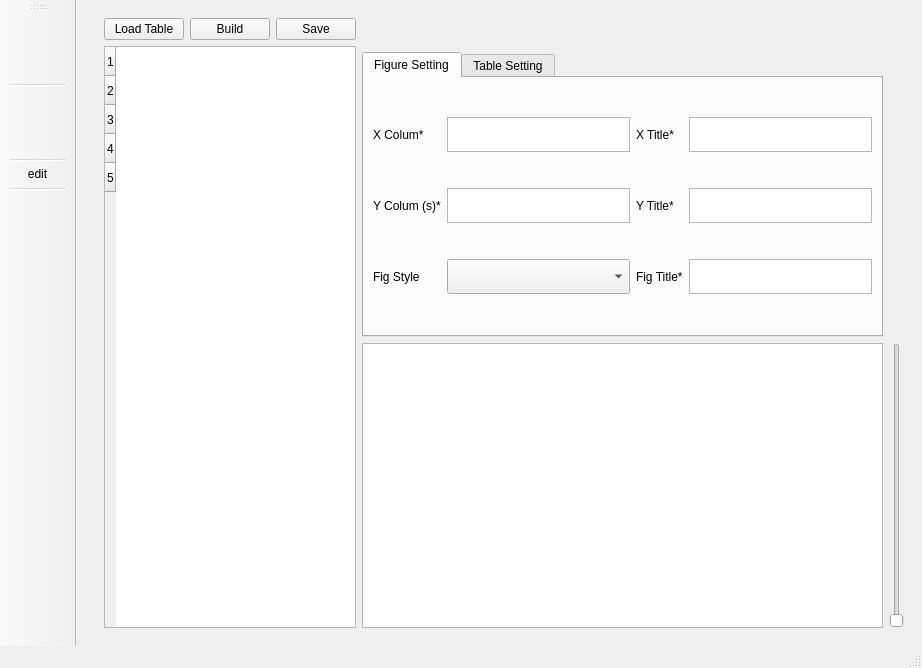
Before: the Qt Designer form ui.ui in haoweiz23/DL-Viewer, drawn with Qt 5.
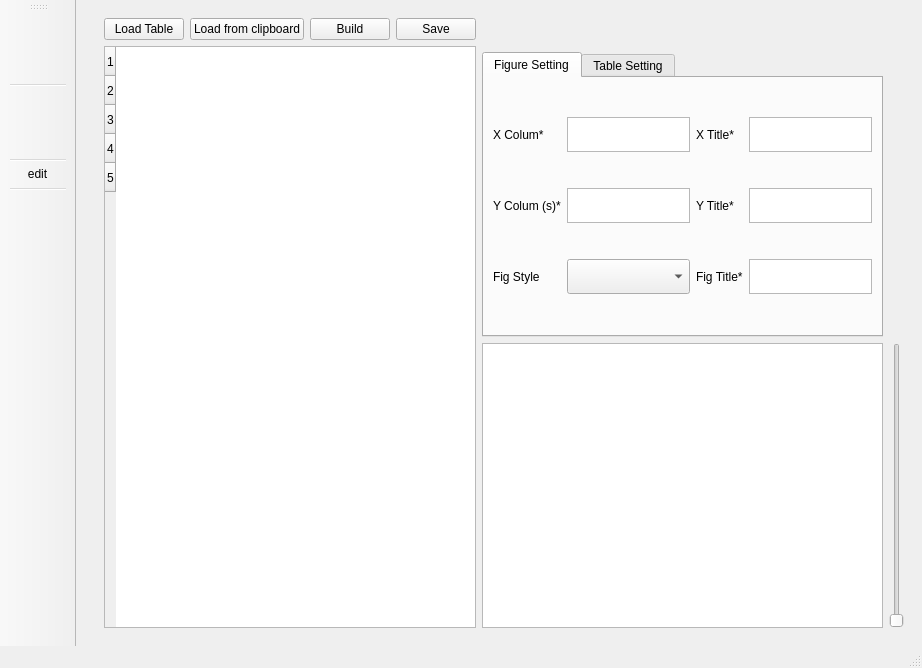
After: the same form once the commit is applied. The open tabs and pages were chosen to show the change. Icons and pictures are not drawn.

Commit message: optmize table plot, add x title, add load from clipboard.

The edit to the form file:
```diff
--- a/ui.ui
+++ b/ui.ui
@@ -100,41 +100,8 @@
       </widget>
       <widget class="QWidget" name="paint_page">
        <layout class="QGridLayout" name="gridLayout_2">
-        <item row="1" column="0" rowspan="3" colspan="3">
-         <widget class="QTableWidget" name="page2_tableWidget">
-          <property name="alternatingRowColors">
-           <bool>true</bool>
-          </property>
-          <property name="rowCount">
-           <number>5</number>
-          </property>
-          <property name="columnCount">
-           <number>0</number>
-          </property>
-          <attribute name="horizontalHeaderVisible">
-           <bool>true</bool>
-          </attribute>
-          <attribute name="horizontalHeaderDefaultSectionSize">
-           <number>81</number>
-          </attribute>
-          <attribute name="horizontalHeaderHighlightSections">
-           <bool>true</bool>
-          </attribute>
-          <attribute name="verticalHeaderVisible">
-           <bool>true</bool>
-          </attribute>
-          <attribute name="verticalHeaderMinimumSectionSize">
-           <number>26</number>
-          </attribute>
-          <attribute name="verticalHeaderDefaultSectionSize">
-           <number>29</number>
-          </attribute>
-          <row/>
-          <row/>
-          <row/>
-          <row/>
-          <row/>
-         </widget>
+        <item row="3" column="4">
+         <widget class="QGraphicsView" name="page2_graphicsView"/>
         </item>
         <item row="0" column="0">
          <widget class="QPushButton" name="pushButton_load_table">
@@ -143,21 +110,7 @@
           </property>
          </widget>
         </item>
-        <item row="0" column="1">
-         <widget class="QPushButton" name="pushButton_build">
-          <property name="text">
-           <string>Build</string>
-          </property>
-         </widget>
-        </item>
-        <item row="0" column="2">
-         <widget class="QPushButton" name="pushButton_save">
-          <property name="text">
-           <string>Save</string>
-          </property>
-         </widget>
-        </item>
-        <item row="2" column="3">
+        <item row="2" column="4">
          <widget class="QTabWidget" name="tabWidget">
           <property name="currentIndex">
            <number>1</number>
@@ -376,15 +329,69 @@
           </widget>
          </widget>
         </item>
-        <item row="3" column="4">
+        <item row="1" column="0" rowspan="3" colspan="4">
+         <widget class="QTableWidget" name="page2_tableWidget">
+          <property name="alternatingRowColors">
+           <bool>true</bool>
+          </property>
+          <property name="rowCount">
+           <number>5</number>
+          </property>
+          <property name="columnCount">
+           <number>0</number>
+          </property>
+          <attribute name="horizontalHeaderVisible">
+           <bool>true</bool>
+          </attribute>
+          <attribute name="horizontalHeaderDefaultSectionSize">
+           <number>81</number>
+          </attribute>
+          <attribute name="horizontalHeaderHighlightSections">
+           <bool>true</bool>
+          </attribute>
+          <attribute name="verticalHeaderVisible">
+           <bool>true</bool>
+          </attribute>
+          <attribute name="verticalHeaderMinimumSectionSize">
+           <number>26</number>
+          </attribute>
+          <attribute name="verticalHeaderDefaultSectionSize">
+           <number>29</number>
+          </attribute>
+          <row/>
+          <row/>
+          <row/>
+          <row/>
+          <row/>
+         </widget>
+        </item>
+        <item row="3" column="5">
          <widget class="QSlider" name="page2_zoom">
           <property name="orientation">
            <enum>Qt::Vertical</enum>
           </property>
          </widget>
         </item>
-        <item row="3" column="3">
-         <widget class="QGraphicsView" name="page2_graphicsView"/>
+        <item row="0" column="3">
+         <widget class="QPushButton" name="pushButton_save">
+          <property name="text">
+           <string>Save</string>
+          </property>
+         </widget>
+        </item>
+        <item row="0" column="2">
+         <widget class="QPushButton" name="pushButton_build">
+          <property name="text">
+           <string>Build</string>
+          </property>
+         </widget>
+        </item>
+        <item row="0" column="1">
+         <widget class="QPushButton" name="page2_load_clip_board">
+          <property name="text">
+           <string>Load from clipboard</string>
+          </property>
+         </widget>
         </item>
        </layout>
       </widget>
```
Left out of the diff: 6 changed lines with no effect on the pictures. The commit also changes 4 other files.
